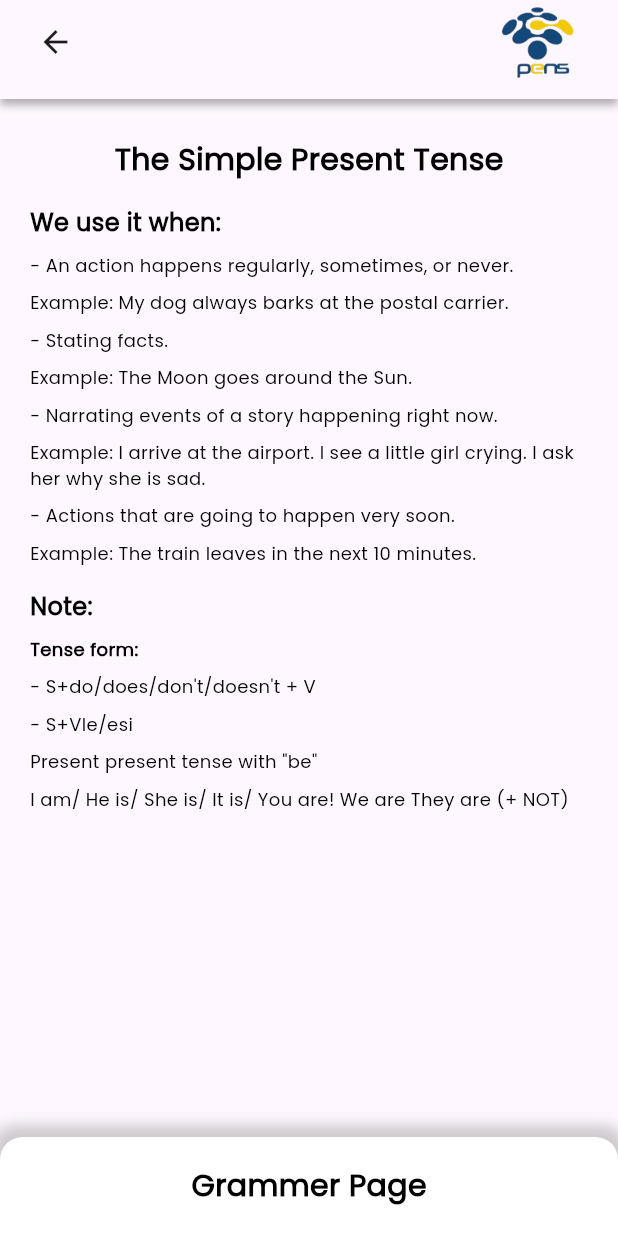
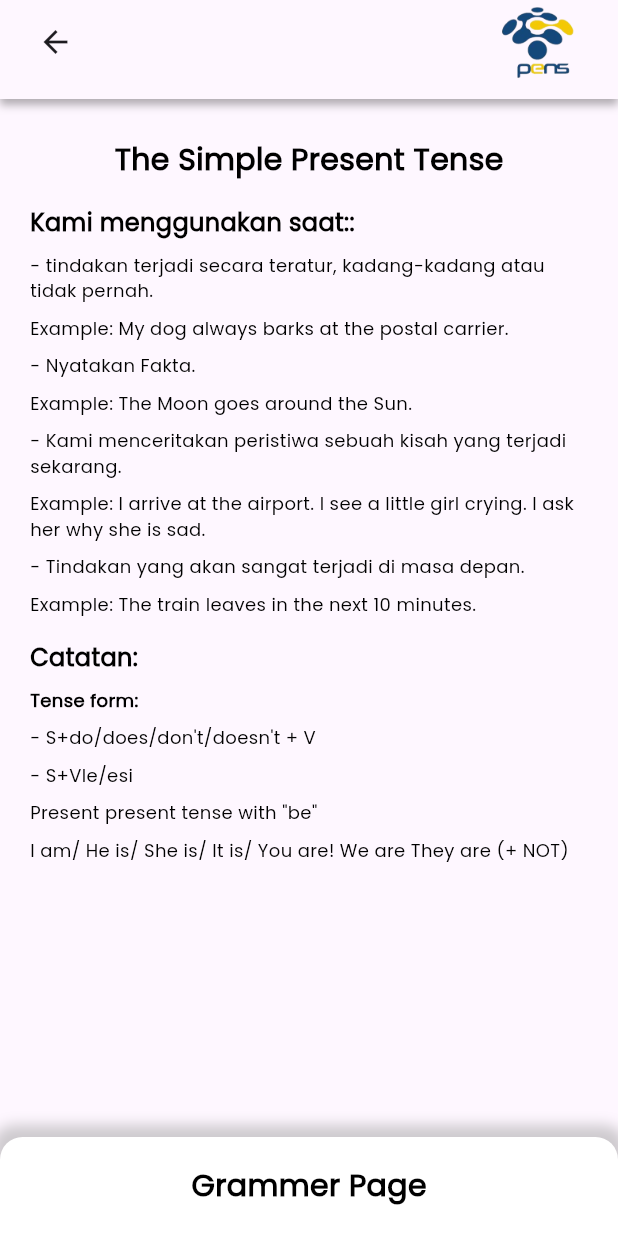
Before and after one commit to Tech-Warriors-of-Sumenep/test-toefl-mobile, a Flutter app: the screen it shows after launch, on a phone screen of 412 x 824 dp. Run offline on Flutter 3.47's test engine with Material 3 defaults, Android fonts, the phone set to English and light mode, and no system bars; our stand-ins replace audioplayers, hexcolor.

Commit message:
subject and simple1

```diff
--- a/lib/pages/learning_grammar/the_simple_present_tense.dart
+++ b/lib/pages/learning_grammar/the_simple_present_tense.dart
@@ -145,7 +145,7 @@ class LearningReadingPage extends StatelessWidget {
                     ),
                     const SizedBox(height: 16),
                     Text(
-                      'We use it when:',
+                      'Kami menggunakan saat::',
                       style: TextStyle(
                         color: Colors.black,
                         fontSize: 16,
@@ -155,7 +155,7 @@ class LearningReadingPage extends StatelessWidget {
                     ),
                     const SizedBox(height: 8),
                     Text(
-                      '- An action happens regularly, sometimes, or never.',
+                      '- tindakan terjadi secara teratur, kadang-kadang atau tidak pernah.',
                       style: TextStyle(
                         color: Colors.black,
                         fontSize: 12,
@@ -175,7 +175,7 @@ class LearningReadingPage extends StatelessWidget {
                     ),
                     const SizedBox(height: 8),
                     Text(
-                      '- Stating facts.',
+                      '- Nyatakan Fakta.',
                       style: TextStyle(
                         color: Colors.black,
                         fontSize: 12,
@@ -195,7 +195,7 @@ class LearningReadingPage extends StatelessWidget {
                     ),
                     const SizedBox(height: 8),
                     Text(
-                      "- Narrating events of a story happening right now.",
+                      "- Kami menceritakan peristiwa sebuah kisah yang terjadi sekarang.",
                       style: TextStyle(
                         color: Colors.black,
                         fontSize: 12,
@@ -215,7 +215,7 @@ class LearningReadingPage extends StatelessWidget {
                     ),
                     const SizedBox(height: 8),
                     Text(
-                      '- Actions that are going to happen very soon.',
+                      '- Tindakan yang akan sangat terjadi di masa depan.',
                       style: TextStyle(
                         color: Colors.black,
                         fontSize: 12,
@@ -235,7 +235,7 @@ class LearningReadingPage extends StatelessWidget {
                     ),
                     const SizedBox(height: 16),
                     Text(
-                      'Note:',
+                      'Catatan:',
                       style: TextStyle(
                         color: Colors.black,
                         fontSize: 16,
```
